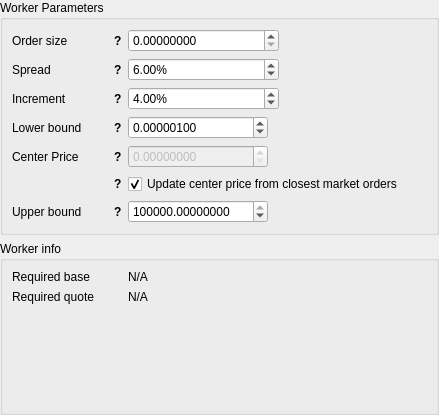
xeroc/stakemachine, file dexbot/views/ui/forms/staggered_orders_widget.ui: the form before one commit.
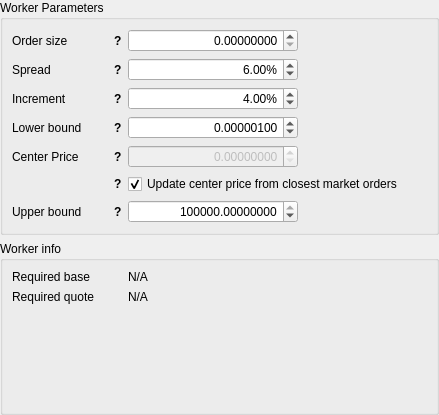
The form after the commit.

Commit message: Change strategy ui layout

What changed in the file:
```diff
--- a/dexbot/views/ui/forms/staggered_orders_widget.ui
+++ b/dexbot/views/ui/forms/staggered_orders_widget.ui
@@ -131,13 +131,16 @@
         </property>
         <property name="minimumSize">
          <size>
-          <width>151</width>
+          <width>170</width>
           <height>0</height>
          </size>
         </property>
         <property name="locale">
          <locale language="English" country="UnitedStates"/>
         </property>
+        <property name="alignment">
+         <set>Qt::AlignRight|Qt::AlignTrailing|Qt::AlignVCenter</set>
+        </property>
         <property name="suffix">
          <string/>
         </property>
@@ -257,13 +260,16 @@
         </property>
         <property name="minimumSize">
          <size>
-          <width>151</width>
+          <width>170</width>
           <height>0</height>
          </size>
         </property>
         <property name="locale">
          <locale language="English" country="UnitedStates"/>
         </property>
+        <property name="alignment">
+         <set>Qt::AlignRight|Qt::AlignTrailing|Qt::AlignVCenter</set>
+        </property>
         <property name="suffix">
          <string>%</string>
         </property>
@@ -380,13 +386,16 @@
         </property>
         <property name="minimumSize">
          <size>
-          <width>151</width>
+          <width>170</width>
           <height>0</height>
          </size>
         </property>
         <property name="locale">
          <locale language="English" country="UnitedStates"/>
         </property>
+        <property name="alignment">
+         <set>Qt::AlignRight|Qt::AlignTrailing|Qt::AlignVCenter</set>
+        </property>
         <property name="suffix">
          <string>%</string>
         </property>
@@ -503,13 +512,16 @@
         </property>
         <property name="minimumSize">
          <size>
-          <width>140</width>
+          <width>170</width>
           <height>0</height>
          </size>
         </property>
         <property name="locale">
          <locale language="English" country="UnitedStates"/>
         </property>
+        <property name="alignment">
+         <set>Qt::AlignRight|Qt::AlignTrailing|Qt::AlignVCenter</set>
+        </property>
         <property name="decimals">
          <number>8</number>
         </property>
@@ -731,13 +743,16 @@
         </property>
         <property name="minimumSize">
          <size>
-          <width>140</width>
+          <width>170</width>
           <height>0</height>
          </size>
         </property>
         <property name="locale">
          <locale language="English" country="UnitedStates"/>
         </property>
+        <property name="alignment">
+         <set>Qt::AlignRight|Qt::AlignTrailing|Qt::AlignVCenter</set>
+        </property>
         <property name="decimals">
          <number>8</number>
         </property>
@@ -845,13 +860,16 @@
         </property>
         <property name="minimumSize">
          <size>
-          <width>140</width>
+          <width>170</width>
           <height>0</height>
          </size>
         </property>
         <property name="locale">
          <locale language="English" country="UnitedStates"/>
         </property>
+        <property name="alignment">
+         <set>Qt::AlignRight|Qt::AlignTrailing|Qt::AlignVCenter</set>
+        </property>
         <property name="accelerated">
          <bool>false</bool>
         </property>
```
The commit also changes 4 other files.
